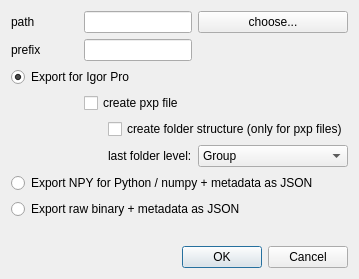
First picture: the form in QtPMbrowser/DlgChoosePathAndPrefix.ui, repository ChrisHal/PMbrowser, before the edit.
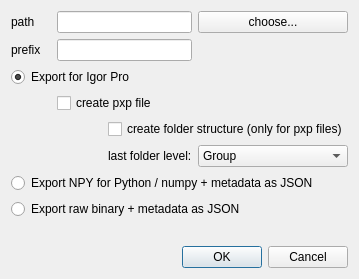
Second picture: the form after the edit.

Commit message: Export Dialog: improve stretch behoviour of grid layout

What changed in the file:
```diff
--- a/QtPMbrowser/DlgChoosePathAndPrefix.ui
+++ b/QtPMbrowser/DlgChoosePathAndPrefix.ui
@@ -25,7 +25,7 @@
     </widget>
    </item>
    <item row="0" column="0">
-    <layout class="QGridLayout" name="gridLayout" columnstretch="1,0,0,0">
+    <layout class="QGridLayout" name="gridLayout" columnstretch="0,1,0,0">
      <item row="0" column="1" colspan="2">
       <widget class="QLineEdit" name="lineEditPath"/>
      </item>
```
